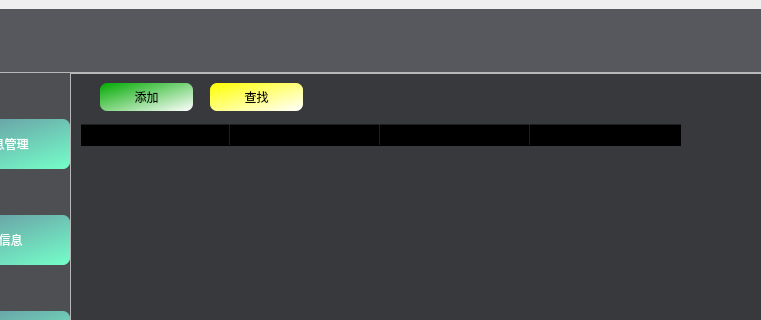
Old version of the form InterfaceUi.ui in the repository SparkChen927/Database-System; both pictures show x 95 to 856 and y 0 to 320 of the 1105 by 715 pixel window.
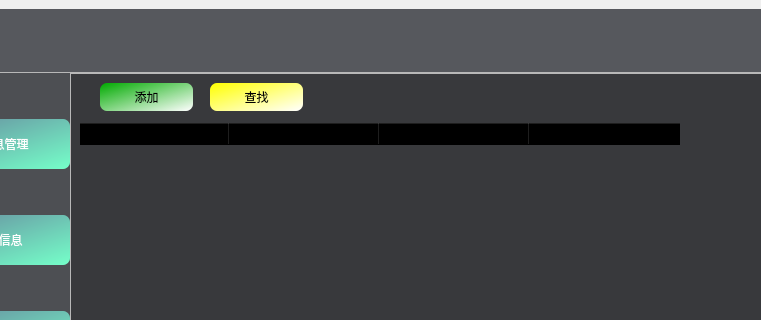
New version of the form. Icons and pictures are not drawn.

What changed in the file:
```diff
--- a/InterfaceUi.ui
+++ b/InterfaceUi.ui
@@ -352,6 +352,9 @@
                  <property name="styleSheet">
                   <string notr="true">background-color: rgba(0, 0, 0, 0);</string>
                  </property>
+                 <property name="frameShape">
+                  <enum>QFrame::NoFrame</enum>
+                 </property>
                  <property name="editTriggers">
                   <set>QAbstractItemView::NoEditTriggers</set>
                  </property>
```
Left out of the diff: 15 changed lines with no effect on the pictures.
